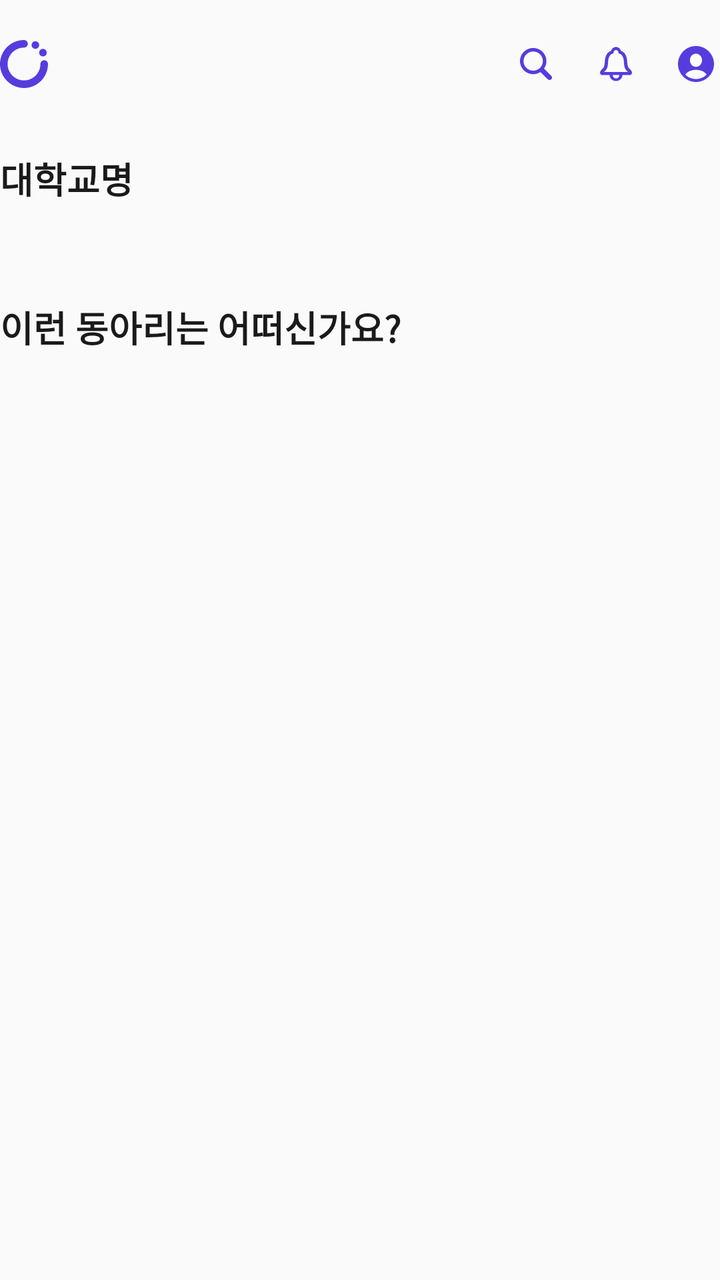
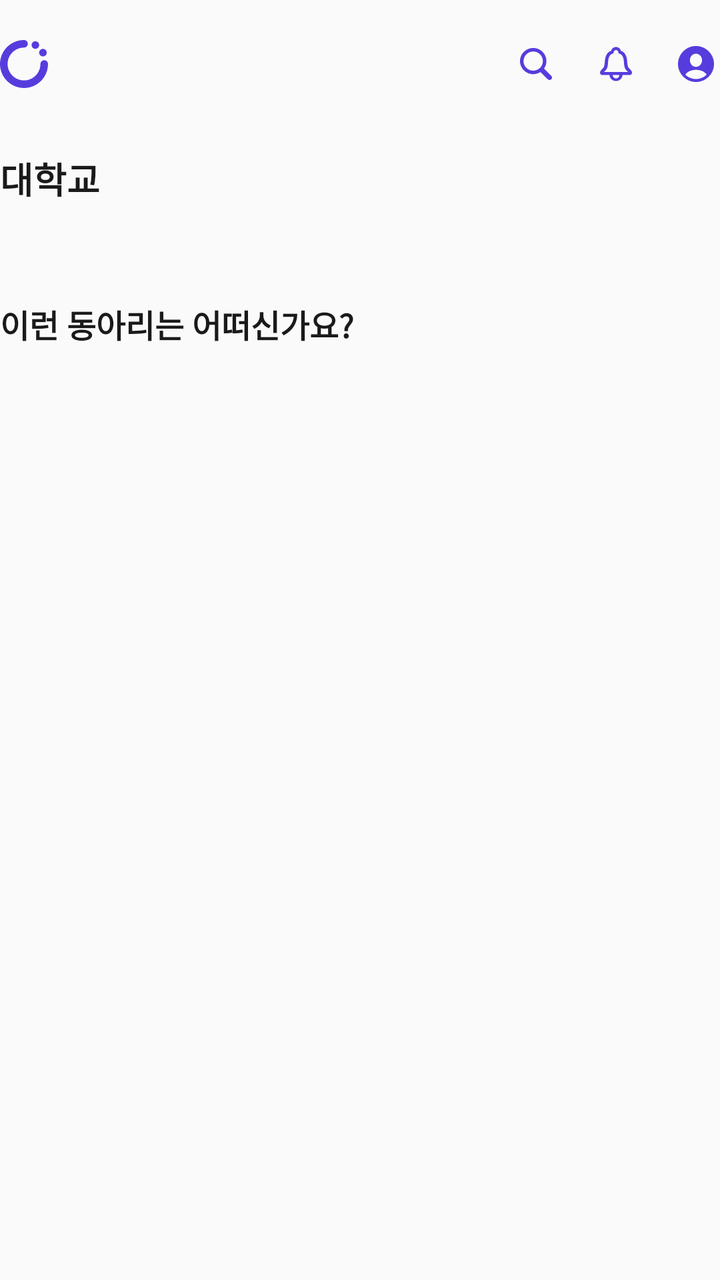

Two renders of the same Android screen: before a commit and after it. Below are the layout's source before the change and the commit's diff.
<!-- AndroidManifest.xml: application theme Theme.CircleOn -->
<!-- res/layout/fragment_home.xml -->
<?xml version="1.0" encoding="utf-8"?>
<androidx.appcompat.widget.LinearLayoutCompat xmlns:android="http://schemas.android.com/apk/res/android"
    xmlns:tools="http://schemas.android.com/tools"
    xmlns:app="http://schemas.android.com/apk/res-auto"
    android:layout_width="match_parent"
    android:layout_height="match_parent"
    android:background="@color/grey_1"
    android:orientation="vertical"
    tools:context=".view.screen.home.HomeFragment">

    <androidx.appcompat.widget.Toolbar
        android:layout_width="match_parent"
        android:layout_height="wrap_content"
        app:contentInsetStart="0dp">

        <androidx.appcompat.widget.AppCompatImageView
            android:layout_width="wrap_content"
            android:layout_height="wrap_content"
            android:src="@drawable/logo_main"/>

        <androidx.appcompat.widget.AppCompatImageView
            android:id="@+id/btnProfile"
            android:layout_width="wrap_content"
            android:layout_height="wrap_content"
            android:layout_marginStart="@dimen/margin_padding_large"
            android:layout_gravity="end"
            android:src="@drawable/ic_profile"
            android:clickable="true"/>

        <androidx.appcompat.widget.AppCompatImageView
            android:id="@+id/btnNotification"
            android:layout_width="wrap_content"
            android:layout_height="wrap_content"
            android:layout_marginStart="@dimen/margin_padding_large"
            android:layout_gravity="end"
            android:src="@drawable/ic_notification"
            android:clickable="true"/>

        <androidx.appcompat.widget.AppCompatImageView
            android:id="@+id/btnSearch"
            android:layout_width="wrap_content"
            android:layout_height="wrap_content"
            android:layout_gravity="end"
            android:src="@drawable/ic_search"
            android:clickable="true"/>

    </androidx.appcompat.widget.Toolbar>

    <androidx.appcompat.widget.AppCompatTextView
        android:id="@+id/txtUnivName"
        android:layout_width="wrap_content"
        android:layout_height="wrap_content"
        android:layout_marginVertical="@dimen/margin_padding_default"
        android:text="대학교명"
        android:textAppearance="@style/content_title"/>

    <androidx.recyclerview.widget.RecyclerView
        android:id="@+id/rvCircleCategory"
        android:layout_width="match_parent"
        android:layout_height="wrap_content"
        android:paddingVertical="@dimen/margin_padding_default" />

    <androidx.appcompat.widget.AppCompatTextView
        android:id="@+id/txtContentTitleCircle"
        android:layout_width="wrap_content"
        android:layout_height="wrap_content"
        android:paddingVertical="@dimen/margin_padding_default"
        android:textAppearance="@style/content_title"
        android:text="@string/home_content_title_circle"/>

    <androidx.recyclerview.widget.RecyclerView
        android:id="@+id/rvCircle"
        android:layout_width="match_parent"
        android:layout_height="wrap_content"/>

</androidx.appcompat.widget.LinearLayoutCompat>
<!-- resources referenced by this layout -->
<resources>
  <color name="grey_1">#FAFAFA</color>
  <dimen name="margin_padding_default">12dp</dimen>
  <dimen name="margin_padding_large">16dp</dimen>
  <!-- drawable ic_notification (drawable) -->
  <vector xmlns:android="http://schemas.android.com/apk/res/android"
      android:width="24dp"
      android:height="24dp"
      android:viewportWidth="24"
      android:viewportHeight="24">
    <path
        android:pathData="M5.381,17.536H8.769C8.826,19.075 10.109,20.5 12,20.5C13.883,20.5 15.174,19.091 15.24,17.536H18.619C19.474,17.536 20,17.074 20,16.378C20,15.511 19.202,14.774 18.454,14.069C17.871,13.51 17.731,12.393 17.624,11.251C17.509,8.197 16.596,6.156 14.458,5.395C14.138,4.318 13.225,3.5 12,3.5C10.775,3.5 9.862,4.318 9.55,5.395C7.404,6.156 6.499,8.197 6.376,11.251C6.269,12.393 6.129,13.51 5.546,14.069C4.798,14.774 4,15.511 4,16.378C4,17.074 4.526,17.536 5.381,17.536ZM6.006,16.029V15.932C6.22,15.697 6.697,15.268 7.1,14.814C7.667,14.175 7.93,12.992 8.012,11.453C8.111,8.206 9.131,7.112 10.446,6.764C10.652,6.707 10.759,6.61 10.775,6.391C10.816,5.573 11.285,5.023 12,5.023C12.724,5.023 13.184,5.573 13.225,6.391C13.241,6.61 13.357,6.707 13.554,6.764C14.878,7.112 15.889,8.206 15.988,11.453C16.078,12.992 16.341,14.175 16.9,14.814C17.303,15.268 17.764,15.697 17.977,15.932V16.029H6.006ZM12,19.196C11.071,19.196 10.405,18.54 10.347,17.536H13.661C13.611,18.532 12.937,19.196 12,19.196Z"
        android:fillColor="#573CDD"/>
  </vector>
  <!-- drawable ic_profile (drawable) -->
  <vector xmlns:android="http://schemas.android.com/apk/res/android"
      android:width="24dp"
      android:height="24dp"
      android:viewportWidth="24"
      android:viewportHeight="24">
    <path
        android:pathData="M11.996,21C16.928,21 21,16.927 21,12C21,7.074 16.92,3 11.987,3C7.063,3 3,7.074 3,12C3,16.927 7.072,21 11.996,21ZM11.987,13.419C10.282,13.41 8.959,11.983 8.959,10.094C8.942,8.318 10.29,6.838 11.987,6.838C13.683,6.838 15.014,8.318 15.014,10.094C15.014,11.983 13.692,13.436 11.987,13.419ZM11.987,19.512C10.038,19.512 7.968,18.702 6.654,17.292C7.654,15.795 9.638,14.925 11.987,14.925C14.31,14.925 16.311,15.778 17.32,17.292C16.006,18.702 13.936,19.512 11.987,19.512Z"
        android:fillColor="#573CDD"/>
  </vector>
  <!-- drawable ic_search (drawable) -->
  <vector xmlns:android="http://schemas.android.com/apk/res/android"
      android:width="24dp"
      android:height="24dp"
      android:viewportWidth="24"
      android:viewportHeight="24">
    <path
        android:pathData="M10.603,17.083C11.937,17.083 13.187,16.684 14.228,16.002L17.903,19.651C18.146,19.884 18.456,20 18.792,20C19.488,20 20,19.46 20,18.778C20,18.462 19.891,18.155 19.656,17.922L16.006,14.29C16.761,13.226 17.206,11.938 17.206,10.541C17.206,6.942 14.236,4 10.603,4C6.978,4 4,6.942 4,10.541C4,14.14 6.97,17.083 10.603,17.083ZM10.603,15.337C7.943,15.337 5.762,13.176 5.762,10.541C5.762,7.906 7.943,5.745 10.603,5.745C13.263,5.745 15.444,7.906 15.444,10.541C15.444,13.176 13.263,15.337 10.603,15.337Z"
        android:fillColor="#573CDD"/>
  </vector>
  <string name="home_content_title_circle">이런 동아리는 어떠신가요?</string>
  <style name="content_title">
          <item name="android:textSize">@dimen/text_size_extremely_large</item>
          <item name="android:textColor">@color/grey_9</item>
          <item name="android:textFontWeight">600</item>
      </style>
  <style name="Theme.CircleOn" parent="Base.Theme.CircleOn" />v
  <dimen name="text_size_extremely_large">18sp</dimen>
  <color name="grey_9">#1A1A1A</color>
  <style name="Base.Theme.CircleOn" parent="Theme.Material3.DayNight.NoActionBar">
          <item name="android:statusBarColor">@color/grey_3</item>
      </style>
  <color name="grey_3">#EBEBEB</color>
  <!-- unchanged entries left out for length: 1 -->
</resources>

<!-- the commit's change to res/layout/fragment_home.xml (unified diff, before → after) -->
@@ -51,7 +51,7 @@
         android:layout_width="wrap_content"
         android:layout_height="wrap_content"
         android:layout_marginVertical="@dimen/margin_padding_default"
-        android:text="대학교명"
+        android:text="대학교"
         android:textAppearance="@style/content_title"/>
 
     <androidx.recyclerview.widget.RecyclerView
@@ -66,6 +66,7 @@
         android:layout_height="wrap_content"
         android:paddingVertical="@dimen/margin_padding_default"
         android:textAppearance="@style/content_title"
+        android:textSize="16sp"
         android:text="@string/home_content_title_circle"/>
 
     <androidx.recyclerview.widget.RecyclerView
